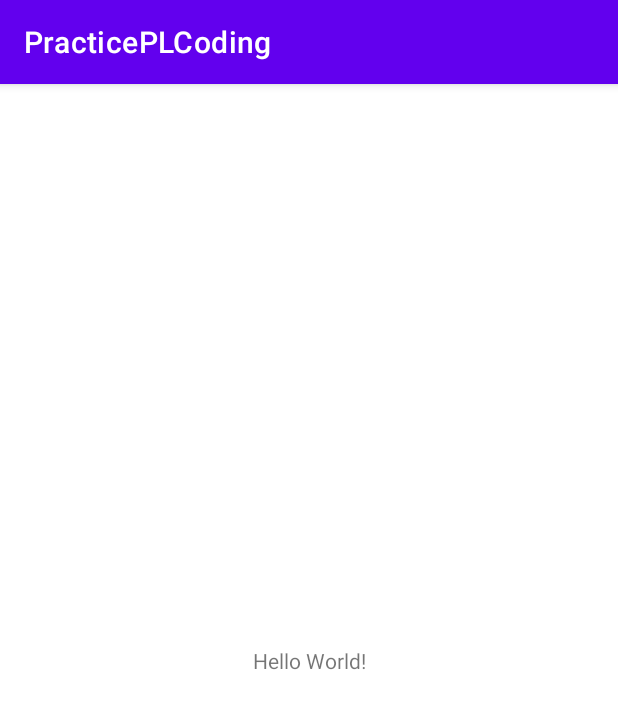
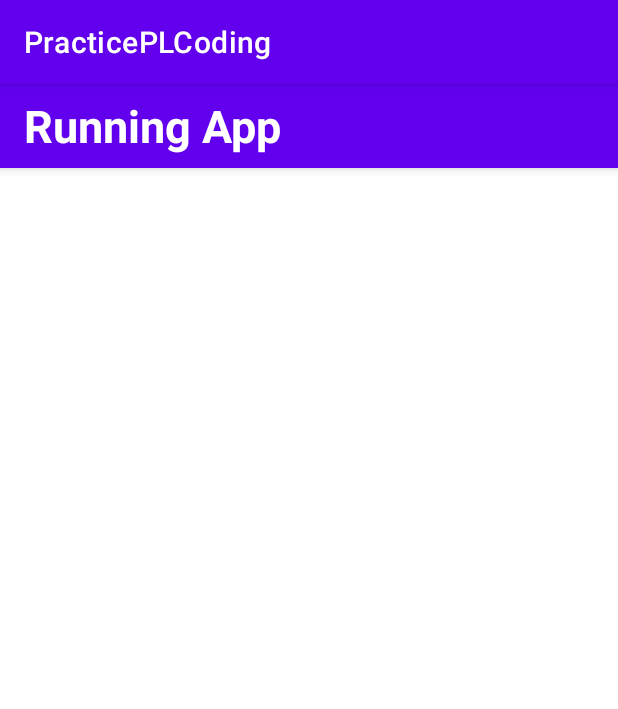
Before and after one commit to radityadean/practice-kotlin, an Android app: the screen it shows after launch (MainActivity), on a phone screen of 412 x 824 dp. Shown: the top 709 px of the screen. Run offline under Robolectric (Android 15) with nearby library versions, the phone set to English and light mode, and no system bars; our stand-ins replace Dagger/Hilt's generated code, Room's generated code, Timber.

Commit message:
add bottom nav selector

```diff
--- /dev/null
+++ b/app/src/main/res/drawable/bottom_nav_selector.xml
@@ -0,0 +1,5 @@
+<?xml version="1.0" encoding="utf-8"?>
+<selector xmlns:android="http://schemas.android.com/apk/res/android">
+    <item android:state_checked="true" android:color="@color/colorAccent" />
+    <item android:state_checked="false" android:color="#FFFFFF" />
+</selector>
--- a/app/src/main/res/layout/activity_main.xml
+++ b/app/src/main/res/layout/activity_main.xml
@@ -2,17 +2,64 @@
 <androidx.constraintlayout.widget.ConstraintLayout xmlns:android="http://schemas.android.com/apk/res/android"
     xmlns:app="http://schemas.android.com/apk/res-auto"
     xmlns:tools="http://schemas.android.com/tools"
+    android:id="@+id/rootView"
     android:layout_width="match_parent"
-    android:layout_height="match_parent"
-    tools:context=".ui.MainActivity">
+    android:layout_height="match_parent">
 
-    <TextView
-        android:layout_width="wrap_content"
-        android:layout_height="wrap_content"
-        android:text="Hello World!"
+    <com.google.android.material.appbar.AppBarLayout
+        android:id="@+id/appBarLayout"
+        android:layout_width="match_parent"
+        android:layout_height="?android:attr/actionBarSize"
+        app:layout_constraintEnd_toEndOf="parent"
+        app:layout_constraintHorizontal_bias="0.5"
+        app:layout_constraintStart_toStartOf="parent"
+        app:layout_constraintTop_toTopOf="parent">
+
+        <com.google.android.material.appbar.MaterialToolbar
+            android:id="@+id/toolbar"
+            android:layout_width="match_parent"
+            android:layout_height="match_parent">
+
+            <com.google.android.material.textview.MaterialTextView
+                android:id="@+id/tvToolbarTitle"
+                android:layout_width="match_parent"
+                android:layout_height="match_parent"
+                android:text="Running App"
+                android:textSize="30sp"
+                android:textStyle="bold"
+                android:gravity="center_vertical"
+                android:textColor="@android:color/white"
+                app:layout_constraintBottom_toBottomOf="parent"
+                app:layout_constraintEnd_toEndOf="parent"
+                app:layout_constraintHorizontal_bias="0.5"
+                app:layout_constraintStart_toStartOf="parent"
+                app:layout_constraintTop_toTopOf="parent" />
+
+        </com.google.android.material.appbar.MaterialToolbar>
+    </com.google.android.material.appbar.AppBarLayout>
+
+    <FrameLayout
+        android:id="@+id/flFragment"
+        android:layout_width="match_parent"
+        android:layout_height="0dp"
+        app:layout_constraintBottom_toTopOf="@+id/bottomNavigationView"
+        app:layout_constraintEnd_toEndOf="parent"
+        app:layout_constraintStart_toStartOf="parent"
+        app:layout_constraintTop_toBottomOf="@+id/appBarLayout">
+
+
+    </FrameLayout>
+
+    <com.google.android.material.bottomnavigation.BottomNavigationView
+        android:id="@+id/bottomNavigationView"
+        android:layout_width="match_parent"
+        android:layout_height="56dp"
+        app:itemIconTint="@drawable/bottom_nav_selector"
+        app:itemTextColor="@drawable/bottom_nav_selector"
         app:layout_constraintBottom_toBottomOf="parent"
-        app:layout_constraintLeft_toLeftOf="parent"
-        app:layout_constraintRight_toRightOf="parent"
-        app:layout_constraintTop_toTopOf="parent" />
+        app:layout_constraintEnd_toEndOf="parent"
+        app:layout_constraintHorizontal_bias="0.5"
+        app:layout_constraintStart_toStartOf="parent" />
+
 
 </androidx.constraintlayout.widget.ConstraintLayout>
```
